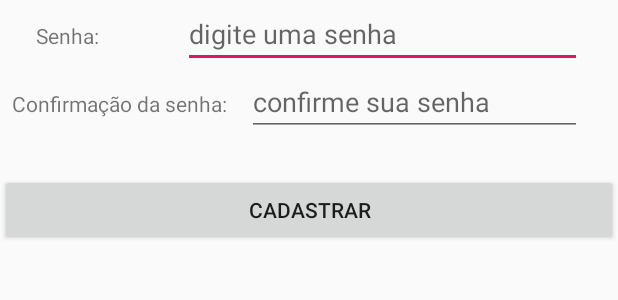
After one commit to luana-q-g/Solidarize, an Android app: the layout fragment_act_cadastro_pessoa_senha.xml on its own in the app's theme, with its tools: preview values and no code run, on a phone screen of 412 x 824 dp. The commit adds this screen. Shown: the top 300 px of the screen. Run offline under Robolectric (Android 15) with nearby library versions, the phone set to English and light mode, and no system bars.

Commit message:
Tela de cadastro dividida em fragments: Dados pessoais, Endereco e Senha

```diff
--- a/app/src/main/java/com/projetointegrador/solidarize/VIEW/NavDrawer/AcoesUsuarioPedidosDoacao.java
+++ b/app/src/main/java/com/projetointegrador/solidarize/VIEW/CadastroPessoaEnderecoFragment.java
@@ -1,4 +1,4 @@
-package com.projetointegrador.solidarize.VIEW.NavDrawer;
+package com.projetointegrador.solidarize.VIEW;
 
 import android.os.Bundle;
 import android.support.annotation.NonNull;
@@ -8,7 +8,7 @@ import android.view.LayoutInflater;
 import android.view.View;
 import android.view.ViewGroup;
 
-public class AcoesUsuarioPedidosDoacao extends Fragment {
+public class CadastroPessoaEnderecoFragment extends Fragment {
 
     @Override
     public void onCreate(@Nullable Bundle savedInstanceState) {
--- a/app/src/main/java/com/projetointegrador/solidarize/VIEW/NavDrawer/FeedPedidosDoacaoFragment.java
+++ b/app/src/main/java/com/projetointegrador/solidarize/VIEW/CadastroPessoaSenhaFragment.java
@@ -1,4 +1,4 @@
-package com.projetointegrador.solidarize.VIEW.NavDrawer;
+package com.projetointegrador.solidarize.VIEW;
 
 import android.os.Bundle;
 import android.support.annotation.NonNull;
@@ -8,7 +8,7 @@ import android.view.LayoutInflater;
 import android.view.View;
 import android.view.ViewGroup;
 
-public class FeedPedidosDoacaoFragment extends Fragment {
+public class CadastroPessoaSenhaFragment extends Fragment {
 
     @Override
     public void onCreate(@Nullable Bundle savedInstanceState) {
--- a/app/src/main/res/layout/fragment_act_cadastro_pessoa_dados_pessoais.xml
+++ b/app/src/main/res/layout/fragment_act_cadastro_pessoa_dados_pessoais.xml
@@ -132,8 +132,9 @@
     </LinearLayout>
 
     <Button
-        android:id="@+id/button"
+        android:id="@+id/btn_continuar"
         android:layout_width="match_parent"
         android:layout_height="wrap_content"
+        android:layout_marginTop="25dp"
         android:text="Continuar" />
 </LinearLayout>
--- /dev/null
+++ b/app/src/main/res/layout/fragment_act_cadastro_pessoa_senha.xml
@@ -0,0 +1,66 @@
+<?xml version="1.0" encoding="utf-8"?>
+<LinearLayout xmlns:android="http://schemas.android.com/apk/res/android"
+    xmlns:app="http://schemas.android.com/apk/res-auto"
+    xmlns:tools="http://schemas.android.com/tools"
+    android:layout_width="match_parent"
+    android:layout_height="match_parent"
+    android:orientation="vertical"
+    tools:context=".VIEW.CadastroPessoa">
+
+    <LinearLayout
+        android:id="@+id/nome"
+        android:layout_width="match_parent"
+        android:layout_height="wrap_content"
+        android:orientation="horizontal">
+
+        <TextView
+            android:id="@+id/lbl_senha"
+            android:layout_width="wrap_content"
+            android:layout_height="wrap_content"
+            android:layout_marginStart="24dp"
+            android:layout_weight="1"
+            android:text="Senha: " />
+
+        <EditText
+            android:id="@+id/txt_nome"
+            android:layout_width="wrap_content"
+            android:layout_height="wrap_content"
+            android:layout_marginEnd="24dp"
+            android:layout_weight="1"
+            android:ems="10"
+            android:hint="digite uma senha"
+            android:inputType="textPassword" />
+    </LinearLayout>
+
+    <LinearLayout
+        android:id="@+id/email"
+        android:layout_width="match_parent"
+        android:layout_height="wrap_content"
+        android:orientation="horizontal">
+
+        <TextView
+            android:id="@+id/lbl_cidade"
+            android:layout_width="wrap_content"
+            android:layout_height="wrap_content"
+            android:layout_marginStart="8dp"
+            android:layout_weight="1"
+            android:text="Confirmação da senha: " />
+
+        <EditText
+            android:id="@+id/txt_email"
+            android:layout_width="wrap_content"
+            android:layout_height="wrap_content"
+            android:layout_marginEnd="24dp"
+            android:layout_weight="1"
+            android:ems="10"
+            android:hint="confirme sua senha"
+            android:inputType="textPassword" />
+    </LinearLayout>
+
+    <Button
+        android:id="@+id/btn_cadastrar"
+        android:layout_width="match_parent"
+        android:layout_height="wrap_content"
+        android:layout_marginTop="25dp"
+        android:text="Cadastrar" />
+</LinearLayout>
```
Also changed, not shown: app/src/main/res/layout/fragment_act_cadastro_pessoa_endereco.xml (+23 -41 lines).
